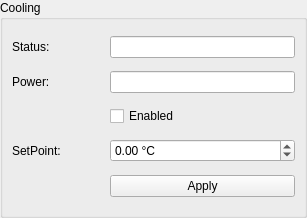
This is pyobs_gui/qt/coolingwidget.ui in pyobs/pyobs-gui as Qt 5 draws it before an edit. The edited form follows.
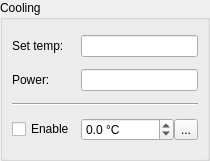
This is the edited form. Icons and pictures are not drawn.

```diff
--- a/pyobs_gui/qt/coolingwidget.ui
+++ b/pyobs_gui/qt/coolingwidget.ui
@@ -6,8 +6,8 @@
    <rect>
     <x>0</x>
     <y>0</y>
-    <width>307</width>
-    <height>218</height>
+    <width>210</width>
+    <height>161</height>
    </rect>
   </property>
   <property name="windowTitle">
@@ -31,60 +31,16 @@
      <property name="title">
       <string>Cooling</string>
      </property>
-     <layout class="QGridLayout" name="gridLayout_2" columnstretch="1,2">
-      <item row="0" column="1">
-       <widget class="QLineEdit" name="labelStatus">
-        <property name="alignment">
-         <set>Qt::AlignCenter</set>
-        </property>
-        <property name="readOnly">
-         <bool>true</bool>
-        </property>
-       </widget>
-      </item>
-      <item row="4" column="1">
-       <widget class="QPushButton" name="buttonApply">
-        <property name="text">
-         <string>Apply</string>
-        </property>
-       </widget>
-      </item>
-      <item row="2" column="1">
-       <widget class="QCheckBox" name="checkEnabled">
-        <property name="text">
-         <string>Enabled</string>
-        </property>
-       </widget>
-      </item>
+     <layout class="QGridLayout" name="gridLayout">
       <item row="0" column="0">
        <widget class="QLabel" name="label_9">
         <property name="text">
-         <string>Status:</string>
+         <string>Set temp:</string>
         </property>
        </widget>
       </item>
-      <item row="3" column="1">
-       <widget class="QDoubleSpinBox" name="spinSetPoint">
-        <property name="suffix">
-         <string> °C</string>
-        </property>
-        <property name="minimum">
-         <double>-50.000000000000000</double>
-        </property>
-        <property name="maximum">
-         <double>50.000000000000000</double>
-        </property>
-       </widget>
-      </item>
-      <item row="3" column="0">
-       <widget class="QLabel" name="label">
-        <property name="text">
-         <string>SetPoint:</string>
-        </property>
-       </widget>
-      </item>
-      <item row="1" column="1">
-       <widget class="QLineEdit" name="labelPower">
+      <item row="0" column="1">
+       <widget class="QLineEdit" name="labelStatus">
         <property name="alignment">
          <set>Qt::AlignCenter</set>
         </property>
@@ -100,6 +56,64 @@
         </property>
        </widget>
       </item>
+      <item row="1" column="1">
+       <widget class="QLineEdit" name="labelPower">
+        <property name="alignment">
+         <set>Qt::AlignCenter</set>
+        </property>
+        <property name="readOnly">
+         <bool>true</bool>
+        </property>
+       </widget>
+      </item>
+      <item row="2" column="0" colspan="2">
+       <widget class="Line" name="line">
+        <property name="orientation">
+         <enum>Qt::Horizontal</enum>
+        </property>
+       </widget>
+      </item>
+      <item row="3" column="1">
+       <layout class="QHBoxLayout" name="horizontalLayout" stretch="1,0">
+        <property name="spacing">
+         <number>0</number>
+        </property>
+        <item>
+         <widget class="QDoubleSpinBox" name="spinSetPoint">
+          <property name="suffix">
+           <string> °C</string>
+          </property>
+          <property name="decimals">
+           <number>1</number>
+          </property>
+          <property name="minimum">
+           <double>-50.000000000000000</double>
+          </property>
+          <property name="maximum">
+           <double>50.000000000000000</double>
+          </property>
+         </widget>
+        </item>
+        <item>
+         <widget class="QToolButton" name="buttonApply">
+          <property name="text">
+           <string>...</string>
+          </property>
+          <property name="icon">
+           <iconset resource="resources.qrc">
+            <normaloff>:/resources/arrow-alt-circle-right-solid.svg</normaloff>:/resources/arrow-alt-circle-right-solid.svg</iconset>
+          </property>
+         </widget>
+        </item>
+       </layout>
+      </item>
+      <item row="3" column="0">
+       <widget class="QCheckBox" name="checkEnabled">
+        <property name="text">
+         <string>Enable</string>
+        </property>
+       </widget>
+      </item>
      </layout>
     </widget>
    </item>
```
Left out of the diff: 4 changed lines with no effect on the pictures.
